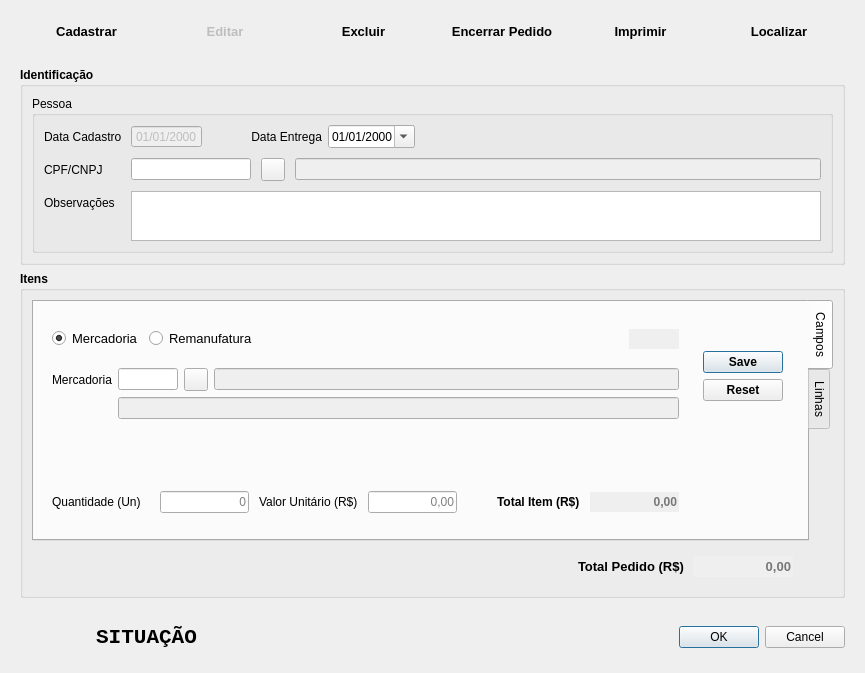
Klubas/Projeto-SOAD, file Resources/UI/CadastroPedido.ui: the form before one commit.
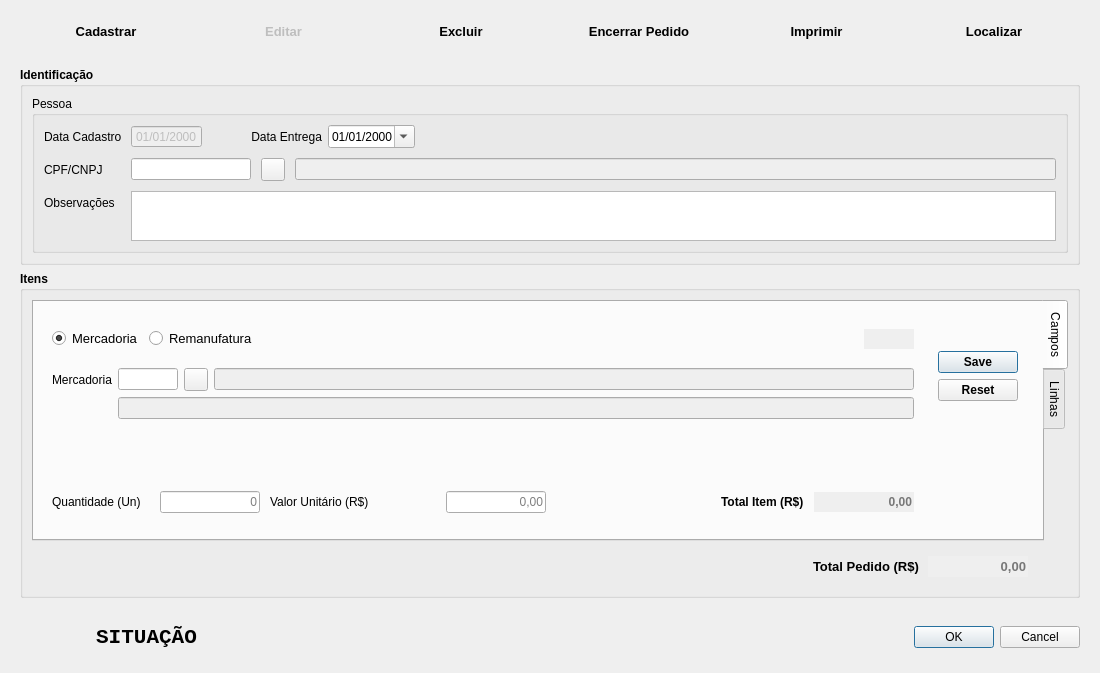
The form after the commit.

Patch:
```diff
--- a/Resources/UI/CadastroPedido.ui
+++ b/Resources/UI/CadastroPedido.ui
@@ -9,7 +9,7 @@
    <rect>
     <x>0</x>
     <y>0</y>
-    <width>865</width>
+    <width>1100</width>
     <height>673</height>
    </rect>
   </property>
@@ -27,7 +27,7 @@
   </property>
   <property name="maximumSize">
    <size>
-    <width>865</width>
+    <width>1100</width>
     <height>900</height>
    </size>
   </property>
```
